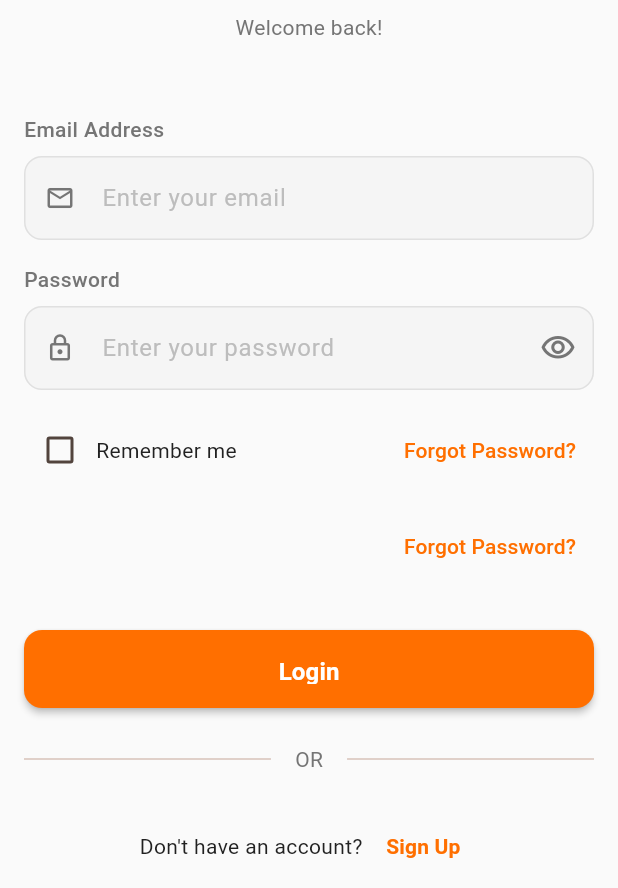
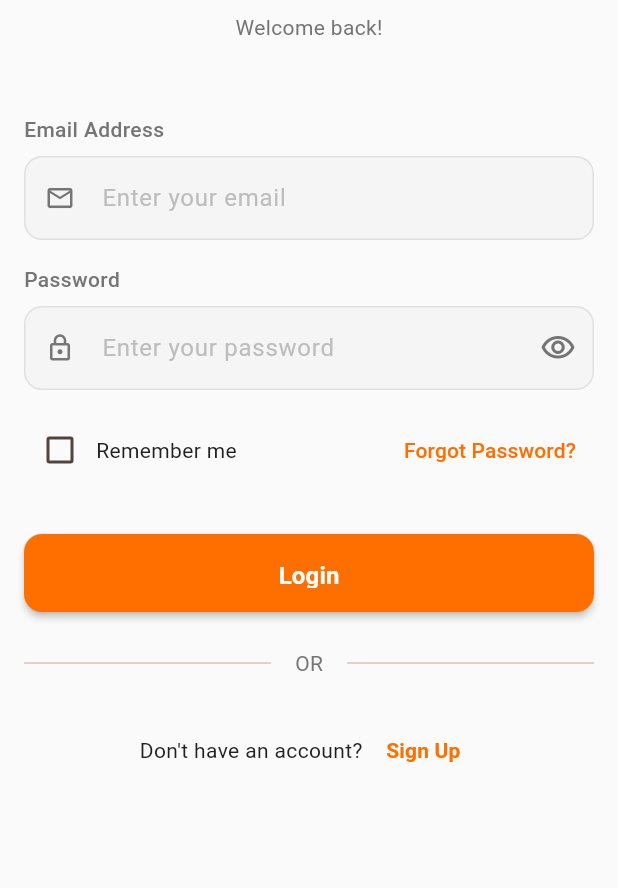
Before and after one commit to Aimecol/IKIRAHAAPP, a Flutter app: the screen it shows after launch, on a phone screen of 412 x 824 dp, the part 348-1236 px from its top. Run offline on Flutter 3.47's test engine with Material 3 defaults, Android fonts, the phone set to English and light mode, and no system bars; our stand-ins replace flutter_dotenv, shared_preferences; accounts and stored records are empty.

Commit message:
feat(auth): implement navigation to forgot password screen

```diff
--- a/lib/screens/auth/login_screen.dart
+++ b/lib/screens/auth/login_screen.dart
@@ -234,15 +234,7 @@ class _LoginScreenState extends State<LoginScreen> {
                       ),
                       const Spacer(),
                       TextButton(
-                        onPressed: () {
-                          // TODO: Implement forgot password
-                          ScaffoldMessenger.of(context).showSnackBar(
-                            const SnackBar(
-                              content: Text('Forgot password feature coming soon'),
-                              behavior: SnackBarBehavior.floating,
-                            ),
-                          );
-                        },
+                        onPressed: _navigateToForgotPassword,
                         child: Text(
                           'Forgot Password?',
                           style: AppTextStyles.bodyMedium.copyWith(
@@ -252,23 +244,6 @@ class _LoginScreenState extends State<LoginScreen> {
                         ),
                       ),
                     ],
-                  ),
-
-                  const SizedBox(height: 16),
-
-                  // Forgot Password Link
-                  Align(
-                    alignment: Alignment.centerRight,
-                    child: TextButton(
-                      onPressed: _navigateToForgotPassword,
-                      child: Text(
-                        'Forgot Password?',
-                        style: AppTextStyles.bodyMedium.copyWith(
-                          color: AppColors.primary,
-                          fontWeight: FontWeight.w500,
-                        ),
-                      ),
-                    ),
                   ),
 
                   const SizedBox(height: 32),
```
